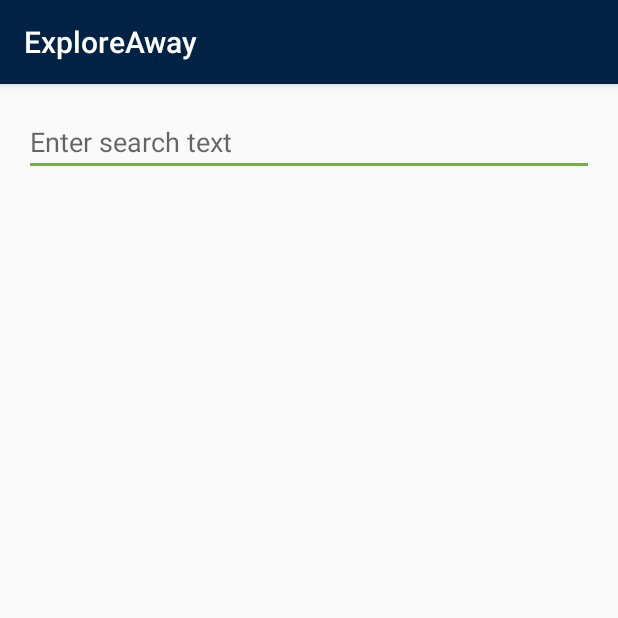
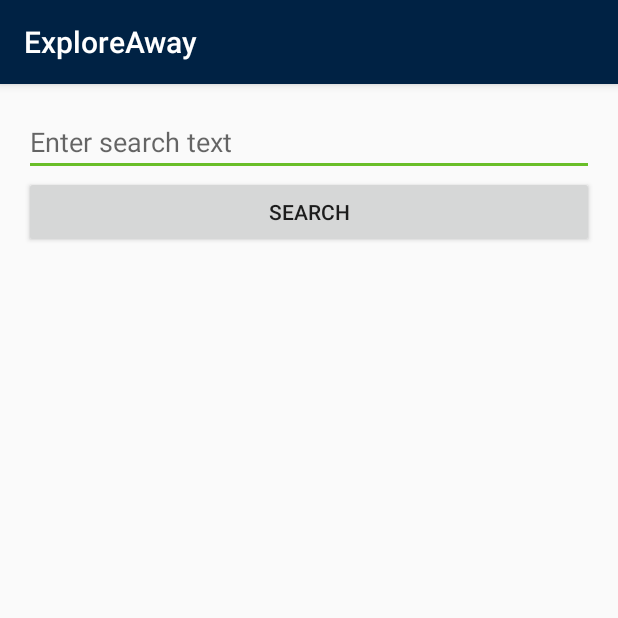
Before and after one commit to amayasan/homeaway, an Android app: the screen it shows after launch (ExploreActivity), on a phone screen of 412 x 824 dp, the top half of it. Run offline under Robolectric (Android 15) with nearby library versions, the phone set to English and light mode, and no system bars; our stand-ins replace RxJava.

Commit message:
Fetch venue search items and populate ReclyerView with results

```diff
--- a/ExploreAway/app/src/main/AndroidManifest.xml
+++ b/ExploreAway/app/src/main/AndroidManifest.xml
@@ -1,6 +1,9 @@
 <?xml version="1.0" encoding="utf-8"?>
 <manifest xmlns:android="http://schemas.android.com/apk/res/android"
           package="com.amayasan.exploreaway">
+
+    <uses-permission android:name="android.permission.INTERNET" />
+    <uses-permission android:name="android.permission.ACCESS_NETWORK_STATE" />
 
     <application
             android:allowBackup="true"
@@ -9,7 +12,7 @@
             android:roundIcon="@mipmap/ic_launcher_round"
             android:supportsRtl="true"
             android:theme="@style/AppTheme">
-        <activity android:name=".ExploreActivity">
+        <activity android:name=".ui.activity.ExploreActivity">
             <intent-filter>
                 <action android:name="android.intent.action.MAIN"/>
 
--- a/ExploreAway/app/src/main/java/com/amayasan/exploreaway/ExploreActivity.kt
+++ b/ExploreAway/app/src/main/java/com/amayasan/exploreaway/ui/activity/ExploreActivity.kt
@@ -1,7 +1,8 @@
-package com.amayasan.exploreaway
+package com.amayasan.exploreaway.ui.activity
 
-import android.support.v7.app.AppCompatActivity
 import android.os.Bundle
+import androidx.appcompat.app.AppCompatActivity
+import com.amayasan.exploreaway.R
 import com.amayasan.exploreaway.ui.fragment.VenueSearchFragment
 
 class ExploreActivity : AppCompatActivity() {
--- a/ExploreAway/app/src/main/java/com/amayasan/exploreaway/ui/fragment/VenueSearchFragment.kt
+++ b/ExploreAway/app/src/main/java/com/amayasan/exploreaway/ui/fragment/VenueSearchFragment.kt
@@ -1,33 +1,46 @@
 package com.amayasan.exploreaway.ui.fragment
 
-import android.arch.lifecycle.ViewModelProviders
 import android.os.Bundle
-import android.support.v4.app.Fragment
 import android.view.LayoutInflater
 import android.view.View
 import android.view.ViewGroup
 import android.widget.AdapterView
 import android.widget.ArrayAdapter
+import android.widget.TextView
 import android.widget.Toast
+import androidx.lifecycle.Observer
+import androidx.lifecycle.ViewModelProviders
+import androidx.recyclerview.widget.LinearLayoutManager
+import androidx.recyclerview.widget.RecyclerView
 import com.amayasan.exploreaway.R
+import com.amayasan.exploreaway.model.Model
+import com.amayasan.exploreaway.service.FoursquareApiService
+import io.reactivex.android.schedulers.AndroidSchedulers
+import io.reactivex.disposables.Disposable
+import io.reactivex.schedulers.Schedulers
 import kotlinx.android.synthetic.main.venue_search_fragment.*
 
 
-class VenueSearchFragment : Fragment() {
+class VenueSearchFragment : androidx.fragment.app.Fragment() {
 
     companion object {
         fun newInstance() = VenueSearchFragment()
     }
 
+    private val foursquareApiService by lazy {
+        FoursquareApiService.create()
+    }
+
+    private var disposable: Disposable? = null
+
     private lateinit var viewModel: VenueSearchViewModel
+    private lateinit var recyclerViewAdapter : MyAdapter
 
     override fun onCreateView(
         inflater: LayoutInflater, container: ViewGroup?,
         savedInstanceState: Bundle?
     ): View {
-        var view: View = inflater.inflate(R.layout.venue_search_fragment, container, false)
-
-        return view
+        return inflater.inflate(R.layout.venue_search_fragment, container, false)
     }
 
     override fun onActivityCreated(savedInstanceState: Bundle?) {
@@ -39,15 +52,19 @@ class VenueSearchFragment : Fragment() {
     override fun onViewCreated(view: View, savedInstanceState: Bundle?) {
         super.onViewCreated(view, savedInstanceState)
 
-        initSearchField()
+        initVenueSearchViews()
     }
 
-    private fun initSearchField() {
+    override fun onDestroy() {
+        super.onDestroy()
+        disposable?.dispose()
+    }
+
+    private fun initVenueSearchViews() {
         // TODO: Initialize a new array with elements
         val categories = arrayOf(
             "coffee", "pizza", "whole foods"
         )
-
 
         // Initialize a new array adapter object
         val adapter = ArrayAdapter<String>(
@@ -76,7 +93,7 @@ class VenueSearchFragment : Fragment() {
         }
 
         // Set a click listener for root layout
-        root_layout.setOnClickListener {
+        venue_search_root_layout.setOnClickListener {
             val text = venue_search_auto_complete_text_view.text
             Toast.makeText(context, "Inputted : $text", Toast.LENGTH_SHORT).show()
         }
@@ -88,7 +105,78 @@ class VenueSearchFragment : Fragment() {
                 venue_search_auto_complete_text_view.showDropDown()
             }
         }
+
+        // Set the OnClickListener for the Search button
+        venue_search_button.setOnClickListener { beginVenueSearch(venue_search_auto_complete_text_view.text.toString()) }
+
+        // Set up the RecyclerView with and Adapter
+        venue_search_recycler_view.layoutManager = LinearLayoutManager(context)
+        // using a ViewModel
+        viewModel = VenueSearchViewModel()
+
+        recyclerViewAdapter = MyAdapter()
+        venue_search_recycler_view.adapter = recyclerViewAdapter
+
+        viewModel.venues.observe(this, Observer {
+            recyclerViewAdapter.replaceItems(it ?: emptyList())
+        })
+
     }
 
+    private fun beginVenueSearch(query: String) {
+        disposable =
+                foursquareApiService.searchVenues(query = query)
+                    .subscribeOn(Schedulers.io())
+                    .observeOn(AndroidSchedulers.mainThread())
+                    .subscribe(
+                        { result -> showResult(result) },
+                        { error -> showError(error.message) }
+                    )
+    }
 
+    fun showResult(result : Model.Result) {
+        viewModel.venues.postValue(result.response.venues)
+        recyclerViewAdapter.replaceItems(result.response.venues)
+    }
+
+    fun showError(message : String?) {
+        message?.length
+    }
+
+    class MyAdapter() :
+        RecyclerView.Adapter<MyAdapter.MyViewHolder>() {
+
+        var items: List<Model.Venue> = emptyList()
+
+        fun replaceItems(newItems: List<Model.Venue>) {
+            items = newItems
+            notifyDataSetChanged()
+        }
+
+        // Provide a reference to the views for each data item
+        // Complex data items may need more than one view per item, and
+        // you provide access to all the views for a data item in a view holder.
+        // Each data item is just a string in this case that is shown in a TextView.
+        class MyViewHolder(val textView: TextView) : RecyclerView.ViewHolder(textView)
+
+        // Create new views (invoked by the layout manager)
+        override fun onCreateViewHolder(parent: ViewGroup,
+                                        viewType: Int): MyAdapter.MyViewHolder {
+            // create a new view
+            val textView = LayoutInflater.from(parent.context)
+                .inflate(R.layout.venue_search_item_view_holder, parent, false) as TextView
+            // set the view's size, margins, paddings and layout parameters
+            return MyViewHolder(textView)
+        }
+
+        // Replace the contents of a view (invoked by the layout manager)
+        override fun onBindViewHolder(holder: MyViewHolder, position: Int) {
+            // - get element from your dataset at this position
+            // - replace the contents of the view with that element
+            holder.textView.text = items[position].name
+        }
+
+        // Return the size of your dataset (invoked by the layout manager)
+        override fun getItemCount() = items.size
+    }
 }
--- a/ExploreAway/app/src/main/java/com/amayasan/exploreaway/ui/fragment/VenueSearchViewModel.kt
+++ b/ExploreAway/app/src/main/java/com/amayasan/exploreaway/ui/fragment/VenueSearchViewModel.kt
@@ -1,7 +1,9 @@
 package com.amayasan.exploreaway.ui.fragment
 
-import android.arch.lifecycle.ViewModel
+import androidx.lifecycle.MutableLiveData
+import androidx.lifecycle.ViewModel
+import com.amayasan.exploreaway.model.Model
 
 class VenueSearchViewModel : ViewModel() {
-    // TODO: Implement the ViewModel
+    val venues : MutableLiveData<List<Model.Venue>> = MutableLiveData()
 }
--- a/ExploreAway/app/src/main/res/layout/explore_activity.xml
+++ b/ExploreAway/app/src/main/res/layout/explore_activity.xml
@@ -5,4 +5,4 @@
         android:id="@+id/container"
         android:layout_width="match_parent"
         android:layout_height="match_parent"
-        tools:context=".ExploreActivity"/>
+        tools:context=".ui.activity.ExploreActivity"/>
--- a/ExploreAway/app/src/main/res/layout/venue_search_fragment.xml
+++ b/ExploreAway/app/src/main/res/layout/venue_search_fragment.xml
@@ -5,7 +5,8 @@
         android:layout_width="match_parent"
         android:layout_height="match_parent"
         tools:context=".ui.fragment.VenueSearchFragment"
-        android:id="@+id/root_layout"
+        android:id="@+id/venue_search_root_layout"
+        android:orientation="vertical"
         android:padding="@dimen/standard_padding">
 
     <AutoCompleteTextView
@@ -18,4 +19,16 @@
             android:focusable="true"
             android:focusableInTouchMode="true"/>
 
+    <Button
+            android:id="@+id/venue_search_button"
+            android:layout_width="match_parent"
+            android:layout_height="wrap_content"
+            android:text="@string/search"/>
+
+    <androidx.recyclerview.widget.RecyclerView
+            android:id="@+id/venue_search_recycler_view"
+            android:layout_width="match_parent"
+            android:layout_height="wrap_content"
+            android:scrollbars="vertical"/>
+
 </LinearLayout>
--- a/ExploreAway/app/src/main/res/values/strings.xml
+++ b/ExploreAway/app/src/main/res/values/strings.xml
@@ -1,4 +1,5 @@
 <resources>
     <string name="app_name">ExploreAway</string>
     <string name="search_text_hint">Enter search text</string>
+    <string name="search">Search</string>
 </resources>
--- a/ExploreAway/gradle.properties
+++ b/ExploreAway/gradle.properties
@@ -13,3 +13,5 @@ org.gradle.jvmargs=-Xmx1536m
 # org.gradle.parallel=true
 # Kotlin code style for this project: "official" or "obsolete":
 kotlin.code.style=official
+android.useAndroidX=true
+android.enableJetifier=true
```
Also changed, not shown: ExploreAway/app/build.gradle (+12 -6 lines), ExploreAway/app/src/main/java/com/amayasan/exploreaway/model/Model.kt (added, +7 -0 lines), ExploreAway/app/src/main/java/com/amayasan/exploreaway/service/FoursquareApiConstants.kt (added, +10 -0 lines), ExploreAway/app/src/main/java/com/amayasan/exploreaway/service/FoursquareApiService.kt (added, +38 -0 lines), ExploreAway/app/src/main/res/layout/venue_search_item_view_holder.xml (added, +7 -0 lines), 1 other file.
